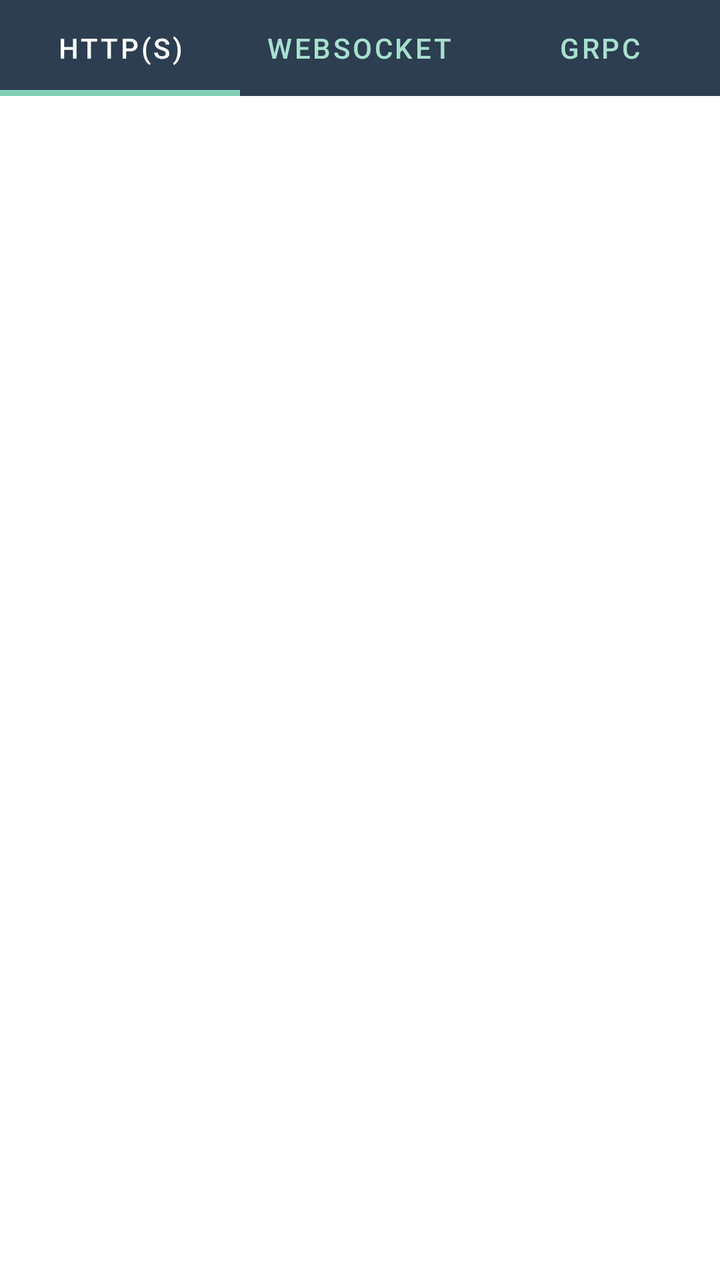
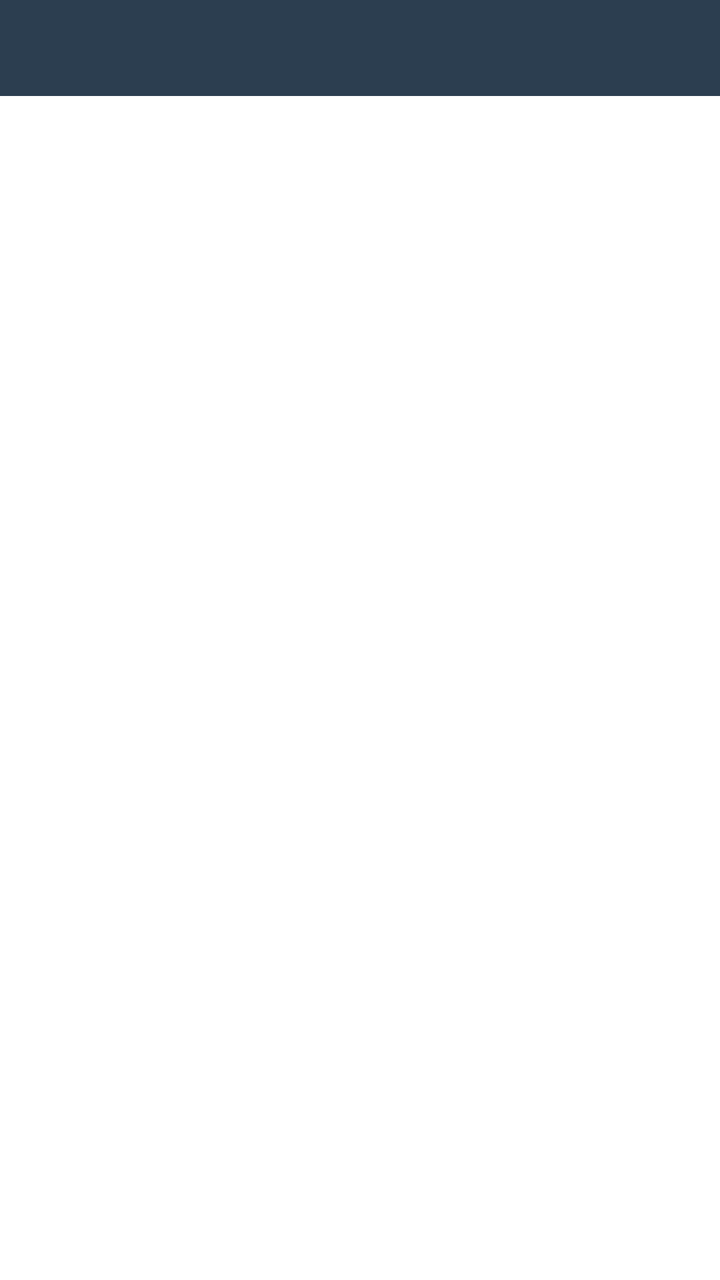

An Android layout rendered at two revisions. The XML below is the earlier revision; the diff shows what the commit changed to produce the second picture.
<!-- AndroidManifest.xml: application theme Theme.AndroidComponentDemo -->
<!-- res/layout/fragment_network.xml -->
<?xml version="1.0" encoding="utf-8"?>
<LinearLayout xmlns:android="http://schemas.android.com/apk/res/android"
    xmlns:app="http://schemas.android.com/apk/res-auto"
    xmlns:tools="http://schemas.android.com/tools"
    android:layout_width="match_parent"
    android:layout_height="match_parent"
    android:orientation="vertical"
    tools:context=".network.NetworkFragment">

    <com.google.android.material.tabs.TabLayout
        android:id="@+id/tab_layout"
        android:layout_width="match_parent"
        android:layout_height="wrap_content"
        android:background="@color/primary"
        app:tabTextColor="@color/secondary_light"
        app:tabSelectedTextColor="@color/white"
        app:tabIndicatorColor="@color/secondary"
        app:tabIndicatorHeight="3dp">

        <com.google.android.material.tabs.TabItem
            android:layout_width="wrap_content"
            android:layout_height="wrap_content"
            android:text="@string/tab_http"/>

        <com.google.android.material.tabs.TabItem
            android:layout_width="wrap_content"
            android:layout_height="wrap_content"
            android:text="@string/tab_websocket"/>

        <com.google.android.material.tabs.TabItem
            android:layout_width="wrap_content"
            android:layout_height="wrap_content"
            android:text="@string/tab_grpc"/>
    </com.google.android.material.tabs.TabLayout>

    <androidx.viewpager.widget.ViewPager
        android:id="@+id/view_pager"
        android:layout_width="match_parent"
        android:layout_height="0dp"
        android:layout_weight="1"/>

</LinearLayout>
<!-- resources referenced by this layout -->
<resources>
  <color name="primary">#2C3E50</color>
  <color name="secondary">#7FCFB5</color>
  <color name="secondary_light">#A8E0D0</color>
  <color name="white">#FFFFFFFF</color>
  <string name="tab_grpc">gRPC</string>
  <string name="tab_http">HTTP(s)</string>
  <string name="tab_websocket">WebSocket</string>
  <style name="Theme.AndroidComponentDemo" parent="Theme.MaterialComponents.DayNight.NoActionBar">
          
          <item name="colorPrimary">@color/primary</item>
          <item name="colorPrimaryVariant">@color/primary_dark</item>
          <item name="colorOnPrimary">@color/white</item>
          
          <item name="colorSecondary">@color/secondary</item>
          <item name="colorSecondaryVariant">@color/secondary_dark</item>
          <item name="colorOnSecondary">@color/white</item>
          
          <item name="android:windowBackground">@color/background</item>
          <item name="colorSurface">@color/surface</item>
          <item name="colorOnSurface">@color/text_primary</item>
          
          <item name="android:textColorPrimary">@color/text_primary</item>
          <item name="android:textColorSecondary">@color/text_secondary</item>
          <item name="android:textColorHint">@color/text_hint</item>
          
          <item name="colorAccent">@color/accent</item>
          
          <item name="android:statusBarColor">?attr/colorPrimaryVariant</item>
          
          <item name="android:navigationBarColor">@color/nav_background</item>
      </style>
  <color name="primary_dark">#1A252F</color>
  <color name="secondary_dark">#5AB89E</color>
  <color name="background">#FCFAF7</color>
  <color name="surface">#FFFFFF</color>
  <color name="text_primary">#333333</color>
  <color name="text_secondary">#666666</color>
  <color name="text_hint">#999999</color>
  <color name="accent">#E8A87C</color>
  <color name="nav_background">#FFFFFF</color>
</resources>

<!-- the commit's change to res/layout/fragment_network.xml (unified diff, before → after) -->
@@ -15,25 +15,9 @@
         app:tabTextColor="@color/secondary_light"
         app:tabSelectedTextColor="@color/white"
         app:tabIndicatorColor="@color/secondary"
-        app:tabIndicatorHeight="3dp">
+        app:tabIndicatorHeight="3dp"/>
 
-        <com.google.android.material.tabs.TabItem
-            android:layout_width="wrap_content"
-            android:layout_height="wrap_content"
-            android:text="@string/tab_http"/>
-
-        <com.google.android.material.tabs.TabItem
-            android:layout_width="wrap_content"
-            android:layout_height="wrap_content"
-            android:text="@string/tab_websocket"/>
-
-        <com.google.android.material.tabs.TabItem
-            android:layout_width="wrap_content"
-            android:layout_height="wrap_content"
-            android:text="@string/tab_grpc"/>
-    </com.google.android.material.tabs.TabLayout>
-
-    <androidx.viewpager.widget.ViewPager
+    <androidx.viewpager2.widget.ViewPager2
         android:id="@+id/view_pager"
         android:layout_width="match_parent"
         android:layout_height="0dp"
<!-- resource entries referenced after the edit -->
@@ -4,9 +4,6 @@
   <color name="secondary">#7FCFB5</color>
   <color name="secondary_light">#A8E0D0</color>
   <color name="white">#FFFFFFFF</color>
-  <string name="tab_grpc">gRPC</string>
-  <string name="tab_http">HTTP(s)</string>
-  <string name="tab_websocket">WebSocket</string>
   <style name="Theme.AndroidComponentDemo" parent="Theme.MaterialComponents.DayNight.NoActionBar">
           
           <item name="colorPrimary">@color/primary</item>
